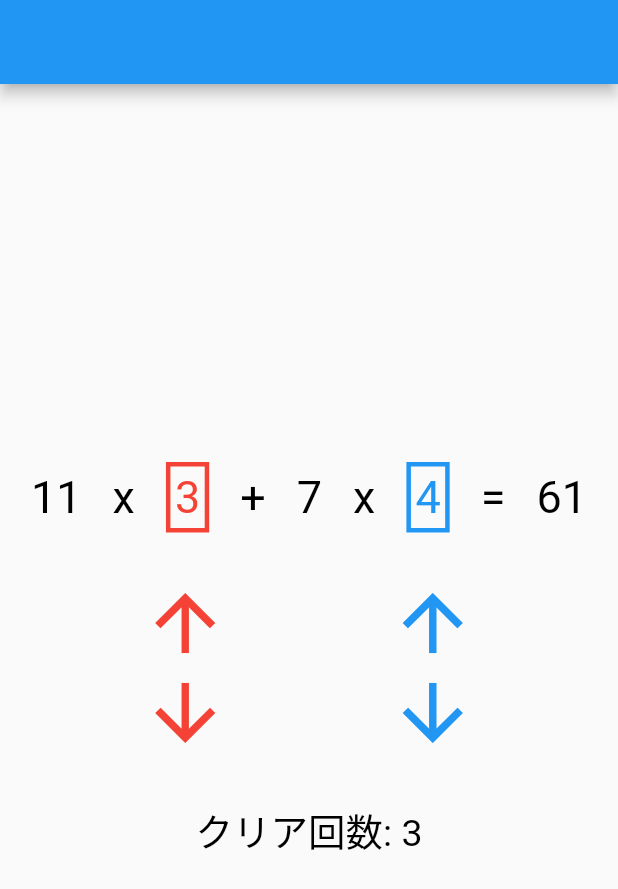
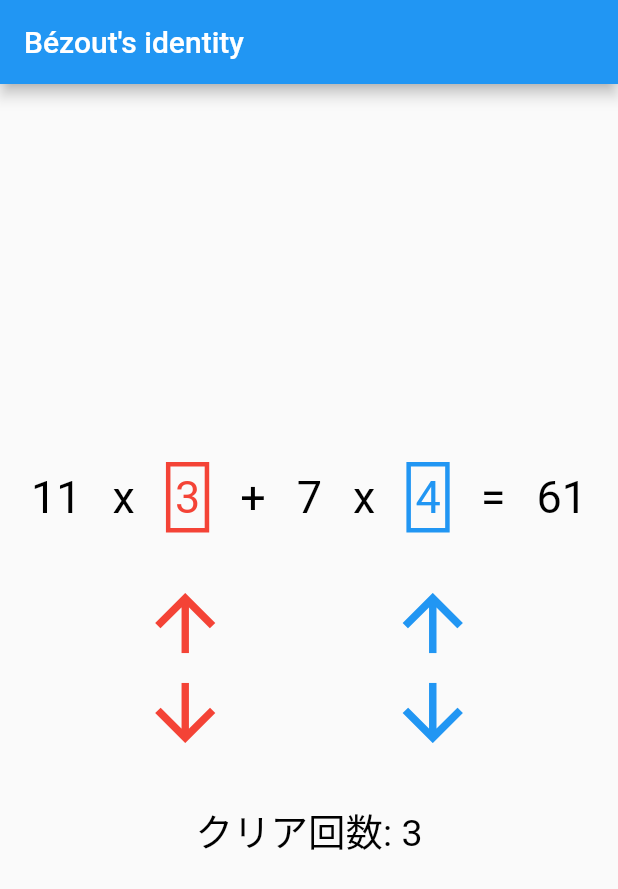
Before and after one commit to agajo/bezout_qiita, a Flutter app: the screen it shows after launch, on a phone screen of 412 x 824 dp. Shown: the top 889 px of the screen. Run offline on Flutter 3.47's test engine with Material 2 defaults, Android fonts, the phone set to English and light mode, and no system bars; our stand-ins replace hooks_riverpod.

Commit message:
added title

```diff
--- a/lib/change_pattern/main.dart
+++ b/lib/change_pattern/main.dart
@@ -9,7 +9,7 @@ class MyApp extends StatelessWidget {
   Widget build(BuildContext context) {
     return MaterialApp(
       home: Scaffold(
-          appBar: AppBar(),
+          appBar: AppBar(title: const Text("Bézout's identity")),
           body: DefaultTextStyle(
             style: TextStyle(fontSize: 30, color: Colors.black),
             child: Column(
```
